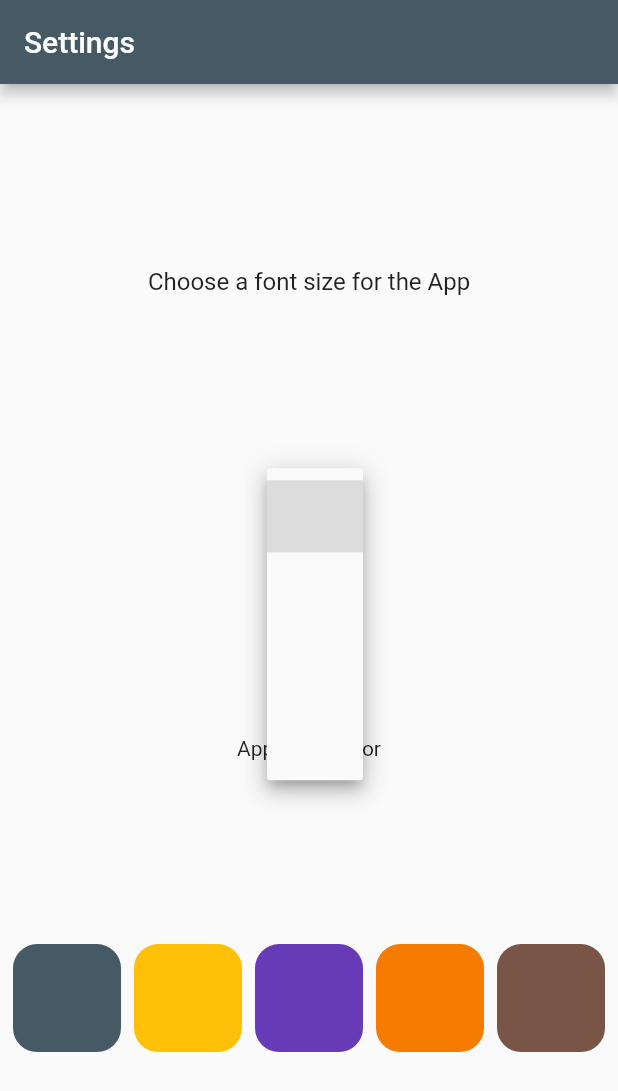
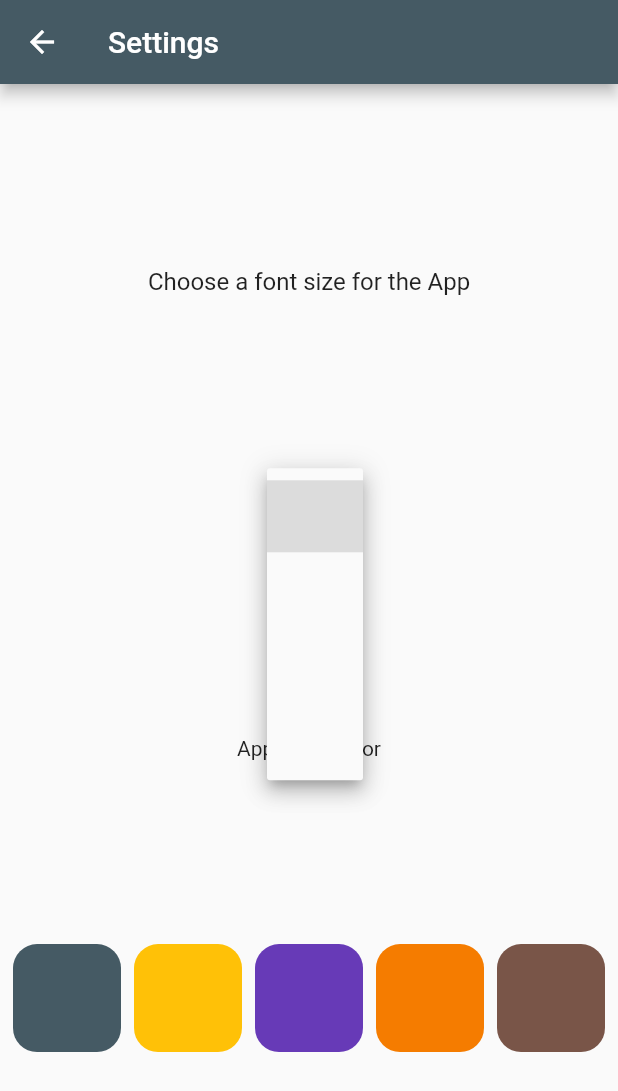
Before and after one commit to chebihiF/Suptech_M1_atelier03_local_data_storage_2023, a Flutter app: the SettingsScreen screen opened directly, after a tap on the "arrow drop down" icon, on a phone screen of 412 x 824 dp. Shown: the top 1091 px of the screen. Run offline on Flutter 3.47's test engine with Material 2 defaults, Android fonts, the phone set to English and light mode, and no system bars; our stand-ins replace sembast, shared_preferences; accounts and stored records are empty.

Commit message:
add sembast screens UI

```diff
--- a/lib/main.dart
+++ b/lib/main.dart
@@ -1,3 +1,4 @@
+import 'package:atelier03_local_data_storage/screens/home.dart';
 import 'package:atelier03_local_data_storage/screens/settings.dart';
 import 'package:flutter/material.dart';
 
@@ -16,6 +17,6 @@ class MyApp extends StatelessWidget {
         theme: ThemeData(
             primarySwatch: Colors.blue,
             visualDensity: VisualDensity.adaptivePlatformDensity),
-        home: SettingsScreen());
+        home: HomeScreen());
   }
 }
--- /dev/null
+++ b/lib/screens/home.dart
@@ -0,0 +1,97 @@
+import 'package:flutter/material.dart';
+import '../data/shared_prefs.dart';
+import '../screens/passwords.dart';
+import '../screens/settings.dart';
+
+class HomeScreen extends StatefulWidget {
+  @override
+  _HomeScreenState createState() => _HomeScreenState();
+}
+
+class _HomeScreenState extends State<HomeScreen> {
+  int settingColor = 0xff1976d2;
+  double fontSize = 16;
+  SPSettings settings = SPSettings();
+  @override
+  void initState() {
+    getSettings();
+    super.initState();
+  }
+
+  @override
+  Widget build(BuildContext context) {
+    return FutureBuilder(
+      future: getSettings(),
+      builder: (BuildContext context, AsyncSnapshot<dynamic> snapshot) {
+        return Scaffold(
+          appBar: AppBar(
+            backgroundColor: Color(settingColor),
+            title: Text('GlobApp'),
+          ),
+          drawer: Drawer(
+            child: ListView(
+              padding: EdgeInsets.zero,
+              children: <Widget>[
+                DrawerHeader(
+                  child: Text('GlobApp Menu',
+                      style: TextStyle(
+                        color: Colors.white,
+                        fontSize: 28,
+                      )),
+                  decoration: BoxDecoration(
+                    color: Color(settingColor),
+                  ),
+                ),
+                ListTile(
+                  title: Text(
+                    'Settings',
+                    style: TextStyle(
+                      fontSize: fontSize,
+                    ),
+                  ),
+                  onTap: () {
+                    Navigator.pop(context);
+                    Navigator.push(
+                        context,
+                        MaterialPageRoute(
+                            builder: (context) => SettingsScreen()));
+                  },
+                ),
+                ListTile(
+                  title: Text(
+                    'Passwords',
+                    style: TextStyle(
+                      fontSize: fontSize,
+                    ),
+                  ),
+                  onTap: () {
+                    Navigator.pop(context);
+                    Navigator.push(
+                        context,
+                        MaterialPageRoute(
+                            builder: (context) => PasswordsScreen()));
+                  },
+                ),
+              ],
+            ),
+          ),
+          body: Container(
+            decoration: BoxDecoration(
+                image: DecorationImage(
+                    image: AssetImage('assets/travel.jpg'), fit: BoxFit.cover)),
+          ),
+        );
+      },
+    );
+  }
+
+  Future getSettings() async {
+    settings = SPSettings();
+    settings.init().then((value) {
+      setState(() {
+        settingColor = settings.getColor();
+        fontSize = settings.getFontSize();
+      });
+    });
+  }
+}
```
Also changed, not shown: lib/screens/password_detail.dart (added, +68 -0 lines), lib/screens/passwords.dart (added, +47 -0 lines).
